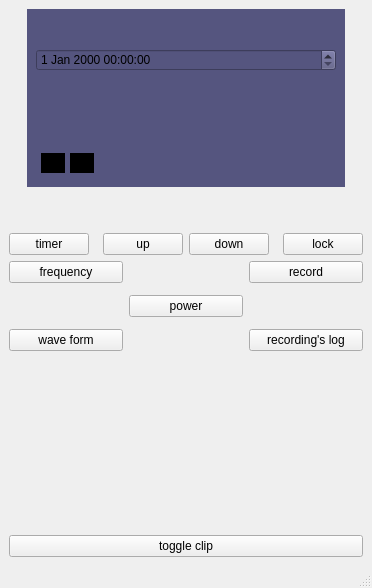
Above: mainwindow.ui from willwright1213/CESSimulator before the change. Below: the same form after it.
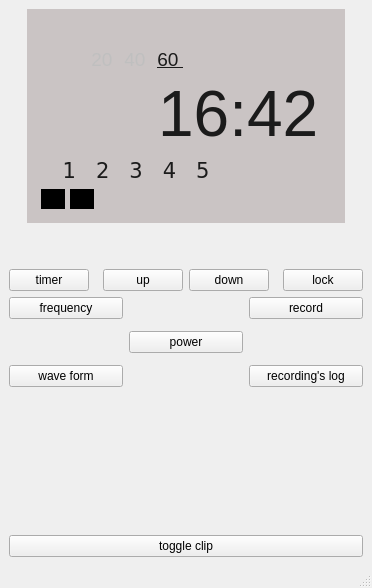
That is the form after the change. Icons and pictures are not drawn.

```diff
--- a/mainwindow.ui
+++ b/mainwindow.ui
@@ -39,35 +39,149 @@
       <item>
        <widget class="QWidget" name="verticalWidget" native="true">
         <property name="styleSheet">
-         <string notr="true">background: rgb(85, 85, 127)</string>
+         <string notr="true">background:rgb(202, 196, 196)</string>
         </property>
         <layout class="QVBoxLayout" name="verticalLayout_3">
          <item>
-          <widget class="QWidget" name="widget_2" native="true">
-           <property name="minimumSize">
-            <size>
-             <width>0</width>
-             <height>25</height>
-            </size>
+          <layout class="QHBoxLayout" name="batteryLayout">
+           <item>
+            <spacer name="horizontalSpacer_8">
+             <property name="orientation">
+              <enum>Qt::Horizontal</enum>
+             </property>
+             <property name="sizeType">
+              <enum>QSizePolicy::Minimum</enum>
+             </property>
+             <property name="sizeHint" stdset="0">
+              <size>
+               <width>25</width>
+               <height>20</height>
+              </size>
+             </property>
+            </spacer>
+           </item>
+           <item>
+            <widget class="QWidget" name="widget_2" native="true">
+             <property name="minimumSize">
+              <size>
+               <width>24</width>
+               <height>24</height>
+              </size>
+             </property>
+             <property name="styleSheet">
+              <string notr="true">border-image: url(:/images/battery_5.png)</string>
+             </property>
+            </widget>
+           </item>
+           <item>
+            <spacer name="horizontalSpacer_5">
+             <property name="orientation">
+              <enum>Qt::Horizontal</enum>
+             </property>
+             <property name="sizeHint" stdset="0">
+              <size>
+               <width>40</width>
+               <height>20</height>
+              </size>
+             </property>
+            </spacer>
+           </item>
+          </layout>
+         </item>
+         <item>
+          <layout class="QHBoxLayout" name="timerSetterLayout">
+           <item>
+            <spacer name="horizontalSpacer_9">
+             <property name="orientation">
+              <enum>Qt::Horizontal</enum>
+             </property>
+             <property name="sizeType">
+              <enum>QSizePolicy::Minimum</enum>
+             </property>
+             <property name="sizeHint" stdset="0">
+              <size>
+               <width>25</width>
+               <height>20</height>
+              </size>
+             </property>
+            </spacer>
+           </item>
+           <item>
+            <widget class="QWidget" name="clockWidget" native="true">
+             <property name="minimumSize">
+              <size>
+               <width>24</width>
+               <height>24</height>
+              </size>
+             </property>
+             <property name="maximumSize">
+              <size>
+               <width>24</width>
+               <height>24</height>
+              </size>
+             </property>
+             <property name="styleSheet">
+              <string notr="true">border-image: url(:/images/clock.png)</string>
+             </property>
+            </widget>
+           </item>
+           <item>
+            <widget class="QLabel" name="twenty">
+             <property name="text">
+              <string>&lt;html&gt;&lt;head/&gt;&lt;body&gt;&lt;p align=&quot;center&quot;&gt;&lt;span style=&quot; font-size:14pt; color:#bfbfbf;&quot;&gt;20 &lt;/span&gt;&lt;/p&gt;&lt;/body&gt;&lt;/html&gt;</string>
+             </property>
+            </widget>
+           </item>
+           <item>
+            <widget class="QLabel" name="fourty">
+             <property name="text">
+              <string>&lt;html&gt;&lt;head/&gt;&lt;body&gt;&lt;p align=&quot;center&quot;&gt;&lt;span style=&quot; font-size:14pt; color:#bfbfbf;&quot;&gt;40 &lt;/span&gt;&lt;/p&gt;&lt;/body&gt;&lt;/html&gt;</string>
+             </property>
+            </widget>
+           </item>
+           <item>
+            <widget class="QLabel" name="sixty">
+             <property name="text">
+              <string>&lt;html&gt;&lt;head/&gt;&lt;body&gt;&lt;p align=&quot;center&quot;&gt;&lt;span style=&quot; font-size:14pt; color:#1b1b1b; text-decoration:underline;&quot;&gt;60 &lt;/span&gt;&lt;/p&gt;&lt;/body&gt;&lt;/html&gt;</string>
+             </property>
+            </widget>
+           </item>
+           <item>
+            <spacer name="horizontalSpacer_7">
+             <property name="orientation">
+              <enum>Qt::Horizontal</enum>
+             </property>
+             <property name="sizeType">
+              <enum>QSizePolicy::Expanding</enum>
+             </property>
+             <property name="sizeHint" stdset="0">
+              <size>
+               <width>100</width>
+               <height>20</height>
+              </size>
+             </property>
+            </spacer>
+           </item>
+          </layout>
+         </item>
+         <item>
+          <layout class="QHBoxLayout" name="clockLayout">
+           <item>
+            <widget class="QLabel" name="clockLabel">
+             <property name="text">
+              <string>&lt;html&gt;&lt;head/&gt;&lt;body&gt;&lt;p align=&quot;right&quot;&gt;&lt;span style=&quot; font-size:48pt; color:#1b1b1b;&quot;&gt;16:42 &lt;/span&gt;&lt;/p&gt;&lt;/body&gt;&lt;/html&gt;</string>
+             </property>
+            </widget>
+           </item>
+          </layout>
+         </item>
+         <item>
+          <widget class="QLabel" name="label">
+           <property name="text">
+            <string>&lt;html&gt;&lt;head/&gt;&lt;body&gt;&lt;pre style=&quot; margin-top:12px; margin-bottom:12px; margin-left:0px; margin-right:0px; -qt-block-indent:0; text-indent:0px;&quot;&gt;&lt;span style=&quot; font-family:'Courier New'; font-size:16pt; color:#1b1b1b;&quot;&gt;    1   2   3   4   5&lt;/span&gt;&lt;/pre&gt;&lt;/body&gt;&lt;/html&gt;</string>
            </property>
           </widget>
          </item>
-         <item>
-          <widget class="QDateTimeEdit" name="dateTimeEdit"/>
-         </item>
-         <item>
-          <spacer name="verticalSpacer">
-           <property name="orientation">
-            <enum>Qt::Vertical</enum>
-           </property>
-           <property name="sizeHint" stdset="0">
-            <size>
-             <width>20</width>
-             <height>40</height>
-            </size>
-           </property>
-          </spacer>
-         </item>
          <item>
           <widget class="QWidget" name="widget" native="true">
            <property name="minimumSize">
```
Left out of the diff: 2 changed lines with no effect on the pictures.
